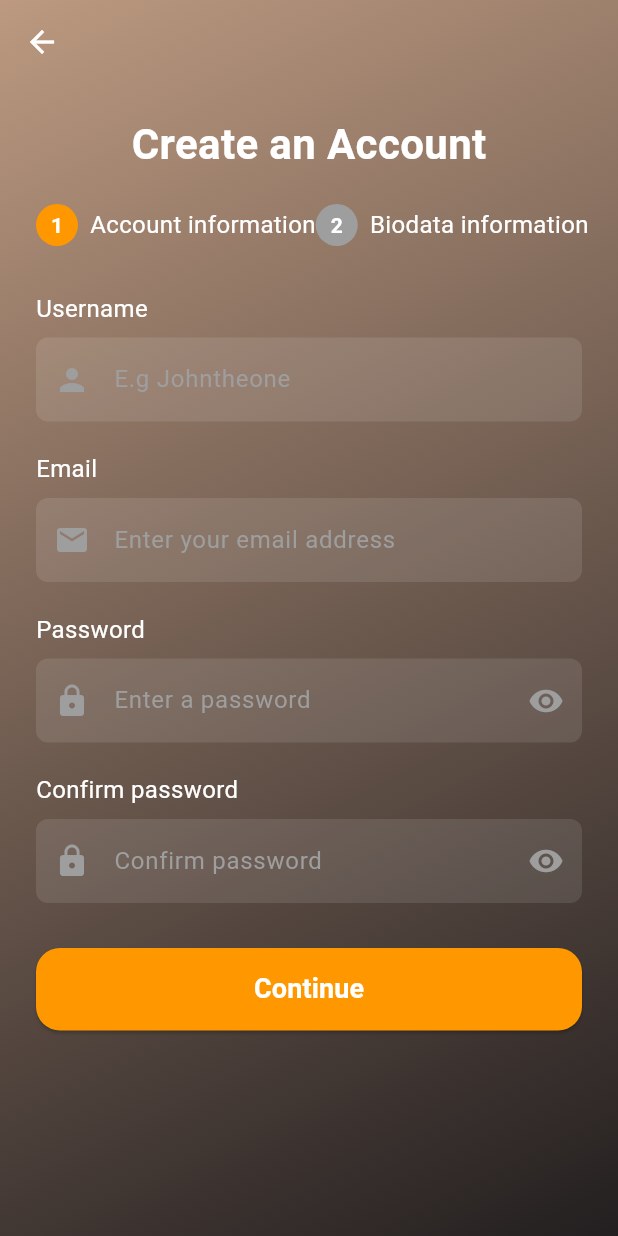
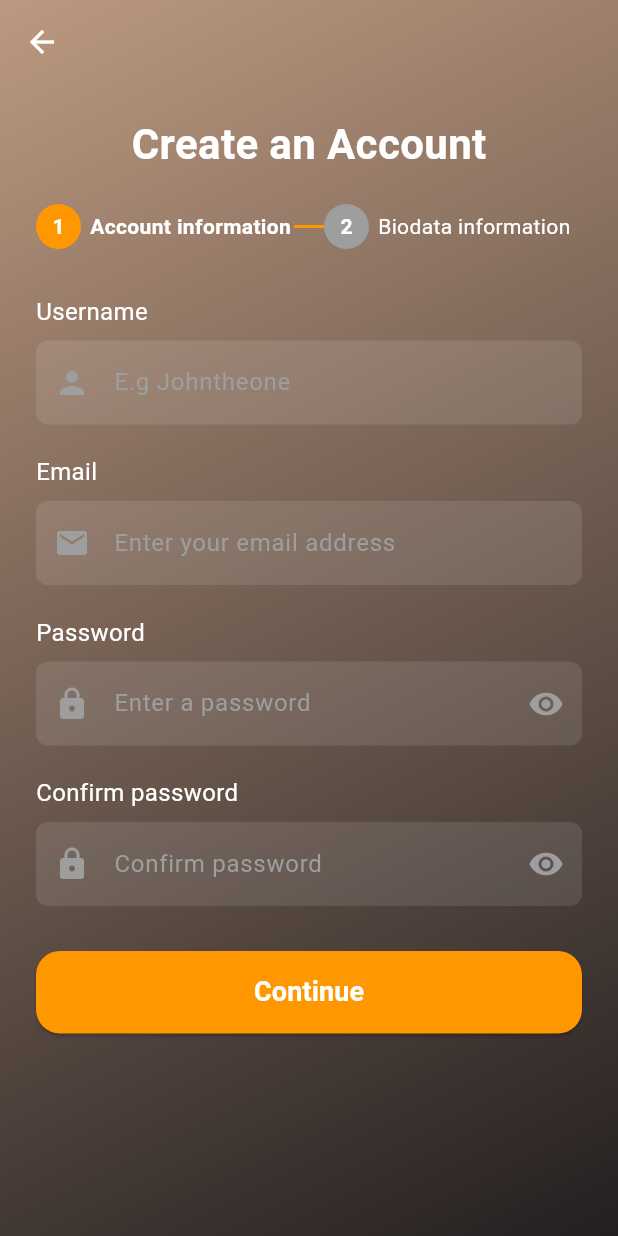
Before and after one commit to 0604ng/Workout-Tracker, a Flutter app: the SignUpScreen screen opened directly, on a phone screen of 412 x 824 dp. Run offline on Flutter 3.47's test engine with Material 3 defaults, Android fonts, the phone set to English and light mode, and no system bars; our stand-ins replace image_picker, percent_indicator.

Commit message:
Update signup_screen.dart

```diff
--- a/lib/Screen/signup_screen.dart
+++ b/lib/Screen/signup_screen.dart
@@ -1,7 +1,7 @@
 import 'package:flutter/material.dart';
 
 class SignUpScreen extends StatefulWidget {
-  const SignUpScreen({Key? key}) : super(key: key);
+  const SignUpScreen({super.key});
 
   @override
   State<SignUpScreen> createState() => _SignUpScreenState();
@@ -73,82 +73,29 @@ class _SignUpScreenState extends State<SignUpScreen> {
                   ),
                 ),
                 const SizedBox(height: 20),
-                Row(
-                  children: [
-                    // Account information tab
-                    GestureDetector(
-                      onTap: () => _switchToStep(0),
-                      child: Row(
-                        children: [
-                          Container(
-                            width: 28,
-                            height: 28,
-                            decoration: BoxDecoration(
-                              color: _currentStep == 0 ? Colors.orange : Colors.grey,
-                              borderRadius: BorderRadius.circular(14),
-                            ),
-                            child: const Center(
-                              child: Text(
-                                '1',
-                                style: TextStyle(
-                                  color: Colors.white,
-                                  fontWeight: FontWeight.bold,
-                                ),
-                              ),
-                            ),
-                          ),
-                          const SizedBox(width: 8),
-                          const Text(
-                            'Account information',
-                            style: TextStyle(
-                              fontSize: 16,
-                              color: Colors.white,
-                            ),
-                          ),
-                        ],
+                // Fixed tab header to make text fully visible
+                Padding(
+                  padding: const EdgeInsets.symmetric(horizontal: 0),
+                  child: Row(
+                    children: [
+                      // Account information tab
+                      Expanded(
+                        flex: 1,
+                        child: _buildStepIndicator(0, 'Account information'),
                       ),
-                    ),
-                    Expanded(
-                      child: Container(
+                      // Connector line - make it shorter
+                      Container(
+                        width: 20,
                         height: 2,
-                        margin: const EdgeInsets.symmetric(horizontal: 8),
                         color: Colors.orange,
                       ),
-                    ),
-                    // Biodata information tab
-                    GestureDetector(
-                      onTap: () => _switchToStep(1),
-                      child: Row(
-                        children: [
-                          Container(
-                            width: 28,
-                            height: 28,
-                            decoration: BoxDecoration(
-                              color: _currentStep == 1 ? Colors.orange : Colors.grey,
-                              borderRadius: BorderRadius.circular(14),
-                            ),
-                            child: const Center(
-                              child: Text(
-                                '2',
-                                style: TextStyle(
-                                  color: Colors.white,
-                                  fontWeight: FontWeight.bold,
-                                ),
-                              ),
-                            ),
-                          ),
-                          const SizedBox(width: 8),
-                          const Text(
-                            'Biodata information',
-                            style: TextStyle(
-                              fontSize: 16,
-                              color: Colors.white,
-                            ),
-                          ),
-                        ],
+                      // Biodata information tab
+                      Expanded(
+                        flex: 1,
+                        child: _buildStepIndicator(1, 'Biodata information'),
                       ),
-                    ),
-                  ],
+                    ],
+                  ),
                 ),
                 const SizedBox(height: 30),
                 // Show different content based on the current step
@@ -446,4 +393,45 @@ class _SignUpScreenState extends State<SignUpScreen> {
       ),
     );
   }
+
+  // Helper method to build step indicator
+  Widget _buildStepIndicator(int step, String label) {
+    bool isActive = _currentStep == step;
+    return InkWell(
+      onTap: () => _switchToStep(step),
+      child: Row(
+        mainAxisSize: MainAxisSize.min,
+        children: [
+          Container(
+            width: 30,
+            height: 30,
+            decoration: BoxDecoration(
+              color: isActive ? Colors.orange : Colors.grey,
+              shape: BoxShape.circle,
+            ),
+            child: Center(
+              child: Text(
+                '${step + 1}',
+                style: const TextStyle(
+                  color: Colors.white,
+                  fontWeight: FontWeight.bold,
+                ),
+              ),
+            ),
+          ),
+          const SizedBox(width: 6),
+          Expanded(
+            child: Text(
+              label,
+              style: TextStyle(
+                fontSize: 14, // Smaller font size
+                color: Colors.white,
+                fontWeight: isActive ? FontWeight.bold : FontWeight.normal,
+              ),
+            ),
+          ),
+        ],
+      ),
+    );
+  }
 }
```
